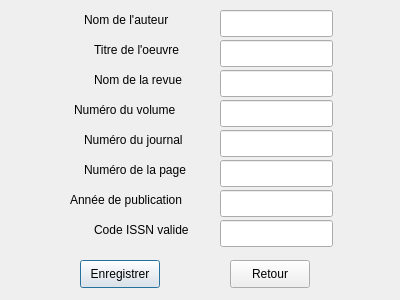
Before: the Qt Designer form GestionReferenceGUI/ajouterjournalqt.ui in Pasqual24/test3, drawn with Qt 5.
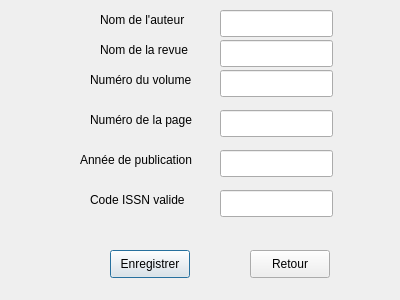
After: the same form once the commit is applied.

```diff
--- a/GestionReferenceGUI/ajouterjournalqt.ui
+++ b/GestionReferenceGUI/ajouterjournalqt.ui
@@ -23,21 +23,11 @@
     </rect>
    </property>
   </widget>
-  <widget class="QLineEdit" name="titreOeuvreJournal">
-   <property name="geometry">
-    <rect>
-     <x>220</x>
-     <y>40</y>
-     <width>113</width>
-     <height>27</height>
-    </rect>
-   </property>
-  </widget>
   <widget class="QLineEdit" name="nomRevueJournal">
    <property name="geometry">
     <rect>
      <x>220</x>
-     <y>70</y>
+     <y>40</y>
      <width>113</width>
      <height>27</height>
     </rect>
@@ -47,17 +37,7 @@
    <property name="geometry">
     <rect>
      <x>220</x>
-     <y>100</y>
-     <width>113</width>
-     <height>27</height>
-    </rect>
-   </property>
-  </widget>
-  <widget class="QLineEdit" name="numeroJournal">
-   <property name="geometry">
-    <rect>
-     <x>220</x>
-     <y>130</y>
+     <y>70</y>
      <width>113</width>
      <height>27</height>
     </rect>
@@ -67,7 +47,7 @@
    <property name="geometry">
     <rect>
      <x>220</x>
-     <y>160</y>
+     <y>110</y>
      <width>113</width>
      <height>27</height>
     </rect>
@@ -77,7 +57,7 @@
    <property name="geometry">
     <rect>
      <x>220</x>
-     <y>190</y>
+     <y>150</y>
      <width>113</width>
      <height>27</height>
     </rect>
@@ -87,7 +67,7 @@
    <property name="geometry">
     <rect>
      <x>220</x>
-     <y>220</y>
+     <y>190</y>
      <width>113</width>
      <height>27</height>
     </rect>
@@ -96,7 +76,7 @@
   <widget class="QLabel" name="label">
    <property name="geometry">
     <rect>
-     <x>84</x>
+     <x>100</x>
      <y>10</y>
      <width>91</width>
      <height>20</height>
@@ -106,24 +86,11 @@
     <string>Nom de l'auteur</string>
    </property>
   </widget>
-  <widget class="QLabel" name="label_2">
-   <property name="geometry">
-    <rect>
-     <x>94</x>
-     <y>40</y>
-     <width>91</width>
-     <height>20</height>
-    </rect>
-   </property>
-   <property name="text">
-    <string>Titre de l'oeuvre</string>
-   </property>
-  </widget>
   <widget class="QLabel" name="label_3">
    <property name="geometry">
     <rect>
-     <x>94</x>
-     <y>70</y>
+     <x>100</x>
+     <y>40</y>
      <width>91</width>
      <height>20</height>
     </rect>
@@ -135,8 +102,8 @@
   <widget class="QLabel" name="label_4">
    <property name="geometry">
     <rect>
-     <x>74</x>
-     <y>100</y>
+     <x>90</x>
+     <y>70</y>
      <width>111</width>
      <height>20</height>
     </rect>
@@ -145,24 +112,11 @@
     <string>Numéro du volume</string>
    </property>
   </widget>
-  <widget class="QLabel" name="label_5">
-   <property name="geometry">
-    <rect>
-     <x>84</x>
-     <y>130</y>
-     <width>111</width>
-     <height>20</height>
-    </rect>
-   </property>
-   <property name="text">
-    <string>Numéro du journal</string>
-   </property>
-  </widget>
   <widget class="QLabel" name="label_6">
    <property name="geometry">
     <rect>
-     <x>84</x>
-     <y>160</y>
+     <x>90</x>
+     <y>110</y>
      <width>111</width>
      <height>20</height>
     </rect>
@@ -174,8 +128,8 @@
   <widget class="QLabel" name="label_7">
    <property name="geometry">
     <rect>
-     <x>70</x>
-     <y>190</y>
+     <x>80</x>
+     <y>150</y>
      <width>121</width>
      <height>20</height>
     </rect>
@@ -187,8 +141,8 @@
   <widget class="QLabel" name="label_8">
    <property name="geometry">
     <rect>
-     <x>94</x>
-     <y>220</y>
+     <x>90</x>
+     <y>190</y>
      <width>101</width>
      <height>20</height>
     </rect>
@@ -200,8 +154,8 @@
   <widget class="QPushButton" name="enregistrerJournal">
    <property name="geometry">
     <rect>
-     <x>80</x>
-     <y>260</y>
+     <x>110</x>
+     <y>250</y>
      <width>80</width>
      <height>28</height>
     </rect>
@@ -213,8 +167,8 @@
   <widget class="QPushButton" name="retourJournal">
    <property name="geometry">
     <rect>
-     <x>230</x>
-     <y>260</y>
+     <x>250</x>
+     <y>250</y>
      <width>80</width>
      <height>28</height>
     </rect>
```
